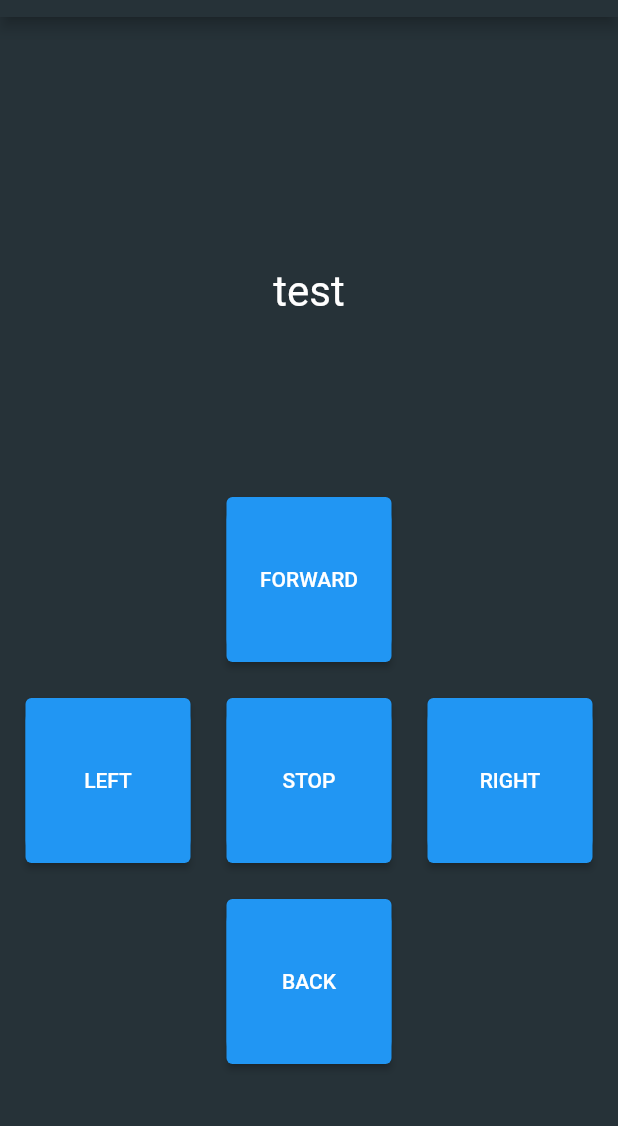
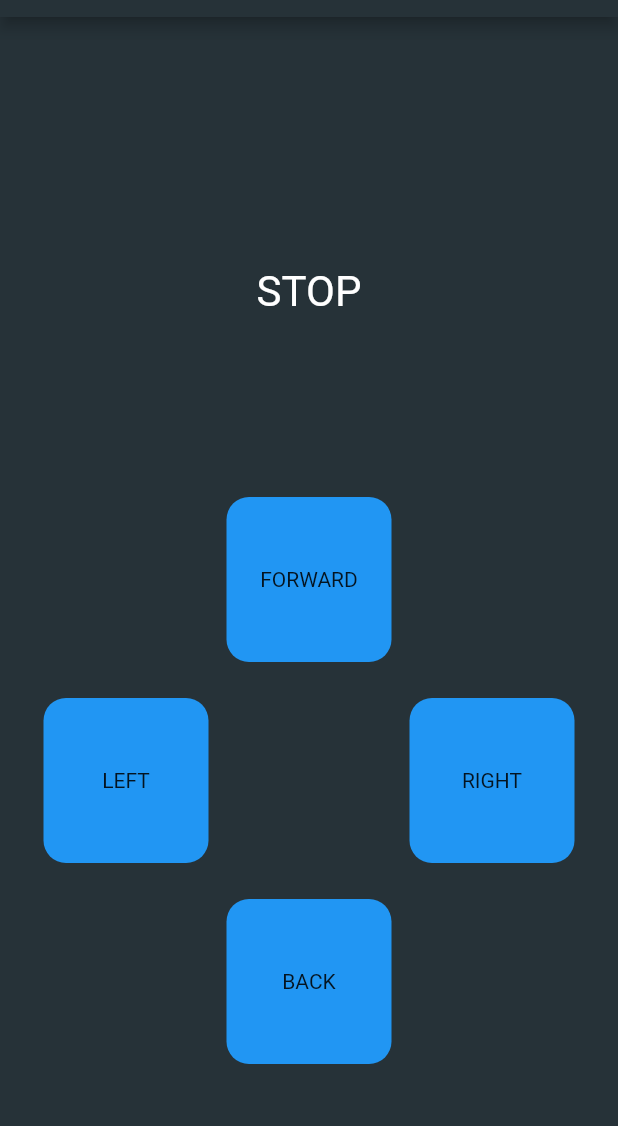
Before and after one commit to Lunatkaa/car_controller, a Flutter app: the screen it shows after launch, on a phone screen of 412 x 824 dp, the part 67-1193 px from its top. Run offline on Flutter 3.47's test engine with Material 2 defaults, Android fonts, the phone set to English and light mode, and no system bars.

Commit message:
changed to custom buttons

```diff
--- a/lib/controller.dart
+++ b/lib/controller.dart
@@ -17,7 +17,8 @@ class Controller extends StatelessWidget {
             'FORWARD',
             // style: TextStyle(fontSize: 14),
           ),
-          onPressed: () => _changeText('FORWARD'),
+          onTapDown: (e) => _changeText('FORWARD'),
+          onTapUp: (e) => _changeText('STOP'),
         ),
         Row(
           mainAxisAlignment: MainAxisAlignment.center,
@@ -27,21 +28,20 @@ class Controller extends StatelessWidget {
                 'LEFT',
                 // style: TextStyle(fontSize: 14),
               ),
-              onPressed: () => _changeText('LEFT'),
+              onTapDown: (e) => _changeText('LEFT'),
+              onTapUp: (e) => _changeText('STOP'),
             ),
-            ControllerButton(
-              child: Text(
-                'STOP',
-                // style: TextStyle(fontSize: 14),
-              ),
-              onPressed: () => _changeText('STOP'),
+            Container(
+              height: 110,
+              width: 110,
             ),
             ControllerButton(
               child: Text(
                 'RIGHT',
                 // style: TextStyle(fontSize: 14),
               ),
-              onPressed: () => _changeText('RIGHT'),
+              onTapDown: (e) => _changeText('RIGHT'),
+              onTapUp: (e) => _changeText('STOP'),
             ),
           ],
         ),
@@ -50,7 +50,8 @@ class Controller extends StatelessWidget {
             'BACK',
             // style: TextStyle(fontSize: 14),
           ),
-          onPressed: () => _changeText('BACK'),
+          onTapDown: (e) => _changeText('BACK'),
+          onTapUp: (e) => _changeText('STOP'),
         ),
       ],
     );
--- a/lib/controller_button.dart
+++ b/lib/controller_button.dart
@@ -2,27 +2,31 @@ import 'package:flutter/material.dart';
 
 class ControllerButton extends StatelessWidget {
   final Widget child;
-  final Function onPressed;
+  final Function onTapDown;
+  final Function onTapUp;
 
   ControllerButton({
     @required this.child,
-    @required this.onPressed,
+    @required this.onTapDown,
+    @required this.onTapUp,
   });
 
   @override
   Widget build(BuildContext context) {
-    return Container(
+    return GestureDetector(
+      onTapDown: this.onTapDown,
+      onTapUp: this.onTapUp,
+      child: Container(
+        alignment: Alignment.center,
         margin: EdgeInsets.all(12),
         height: 110,
         width: 110,
-      child: ElevatedButton(
-        onPressed: this.onPressed,
         child: this.child,
-      ),
         decoration: BoxDecoration(
           borderRadius: BorderRadius.circular(15),
           color: Colors.blue,
         ),
+      ),
     );
   }
 }
--- a/lib/main.dart
+++ b/lib/main.dart
@@ -10,7 +10,7 @@ class MyApp extends StatefulWidget {
 }
 
 class _MyAppState extends State<MyApp> {
-  var _text = 'test';
+  var _text = 'STOP';
 
   void _changeText(text) {
     setState(() {
```
Lines whose indentation alone changed are shown as unchanged.
